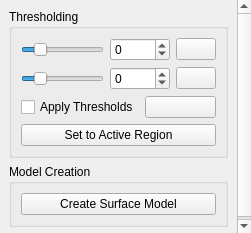
Above: applications/3DimViewer/ui/segmentationwidget.ui from SindenDev/3dimviewer before the change. Below: the same form after it.
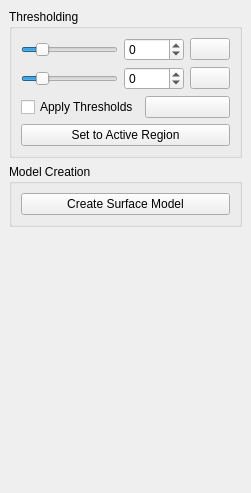
That is the form after the change. Icons and pictures are not drawn.

Diff of the .ui file:
```diff
--- a/applications/3DimViewer/ui/segmentationwidget.ui
+++ b/applications/3DimViewer/ui/segmentationwidget.ui
@@ -7,7 +7,7 @@
     <x>0</x>
     <y>0</y>
     <width>251</width>
-    <height>233</height>
+    <height>493</height>
    </rect>
   </property>
   <property name="sizePolicy">
@@ -52,7 +52,7 @@
         <x>0</x>
         <y>0</y>
         <width>251</width>
-        <height>233</height>
+        <height>493</height>
        </rect>
       </property>
       <layout class="QVBoxLayout" name="verticalLayout_2">
```
Left out of the diff: 2 changed lines with no effect on the pictures.
